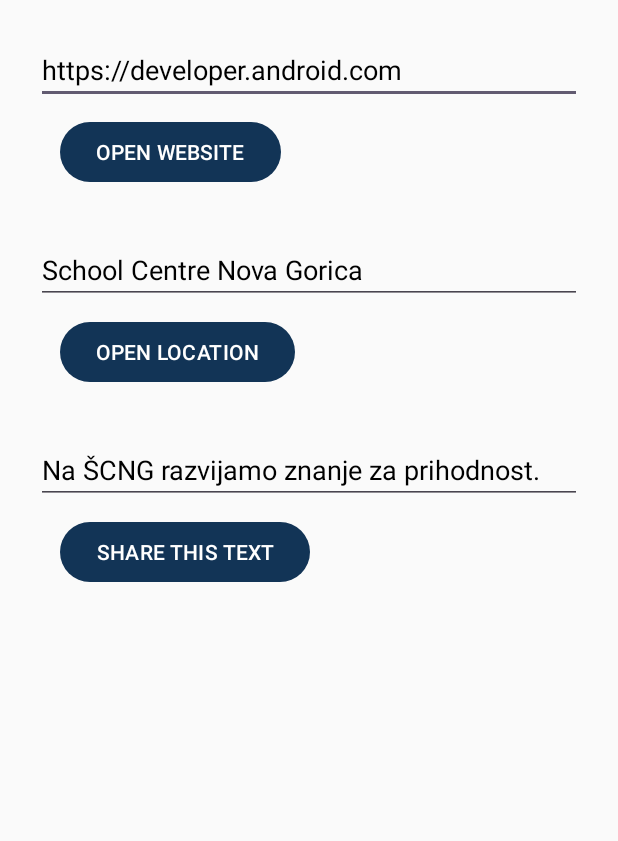
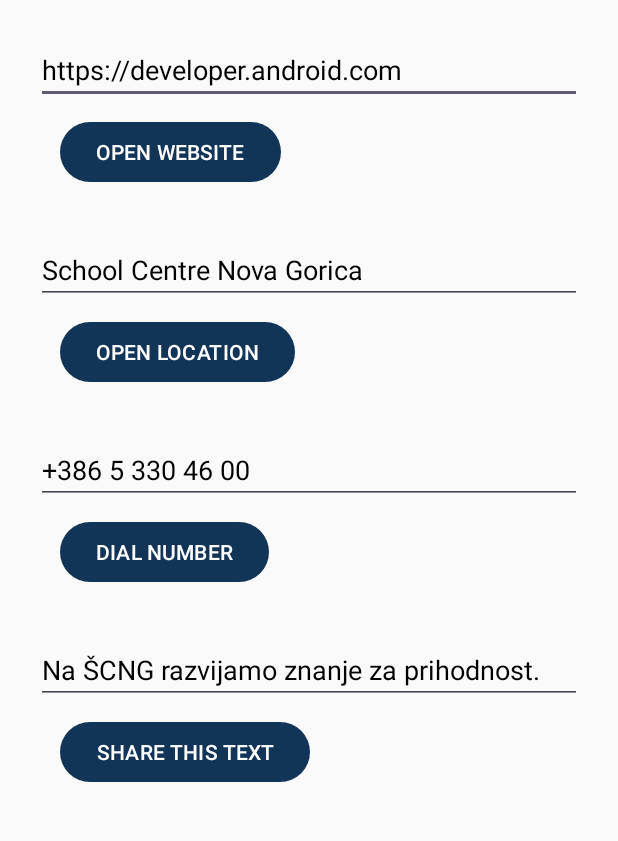
Before and after one commit to MajKlavzar/implicitIntents, an Android app: the screen it shows after launch (MainActivity), on a phone screen of 412 x 824 dp, the part 96-937 px from its top. Run offline under Robolectric (Android 15) with nearby library versions, the phone set to English and light mode, and no system bars.

Commit message:
Added a dialing option
Signed-off-by: d-vidmar <e19@c.scng.si>

```diff
--- a/app/src/main/res/layout/activity_main.xml
+++ b/app/src/main/res/layout/activity_main.xml
@@ -78,6 +78,31 @@
                 app:backgroundTint="@color/button_blue"
                 app:cornerRadius="24dp" />
 
+            <!-- Phone Section -->
+            <EditText
+                android:id="@+id/phone_edittext"
+                android:layout_width="match_parent"
+                android:layout_height="wrap_content"
+                android:layout_marginBottom="8dp"
+                android:autofillHints=""
+                android:hint="@string/edittext_phone"
+                android:inputType="phone"
+                android:text="@string/edittext_phone"
+                android:textColor="@color/text_black"
+                android:textSize="18sp" />
+
+            <com.google.android.material.button.MaterialButton
+                android:id="@+id/dial_button"
+                android:layout_width="wrap_content"
+                android:layout_height="wrap_content"
+                android:layout_marginStart="16dp"
+                android:layout_marginBottom="32dp"
+                android:onClick="dialNumber"
+                android:text="@string/button_dial"
+                android:textColor="@color/white"
+                app:backgroundTint="@color/button_blue"
+                app:cornerRadius="24dp" />
+
             <!-- Share Text Section -->
             <EditText
                 android:id="@+id/share_edittext"
--- a/app/src/main/res/values/strings.xml
+++ b/app/src/main/res/values/strings.xml
@@ -4,6 +4,8 @@
     <string name="button_uri">OPEN WEBSITE</string>
     <string name="edittext_location">School Centre Nova Gorica</string>
     <string name="button_location">OPEN LOCATION</string>
+    <string name="edittext_phone">+386 5 330 46 00</string>
+    <string name="button_dial">DIAL NUMBER</string>
     <string name="edittext_share">Na ŠCNG razvijamo znanje za prihodnost.</string>
     <string name="button_share">SHARE THIS TEXT</string>
     <string name="share_text_with">Share text with</string>
```
Also changed, not shown: app/src/main/java/com/example/implicitintents/MainActivity.java (+14 -0 lines), 1 other file.
